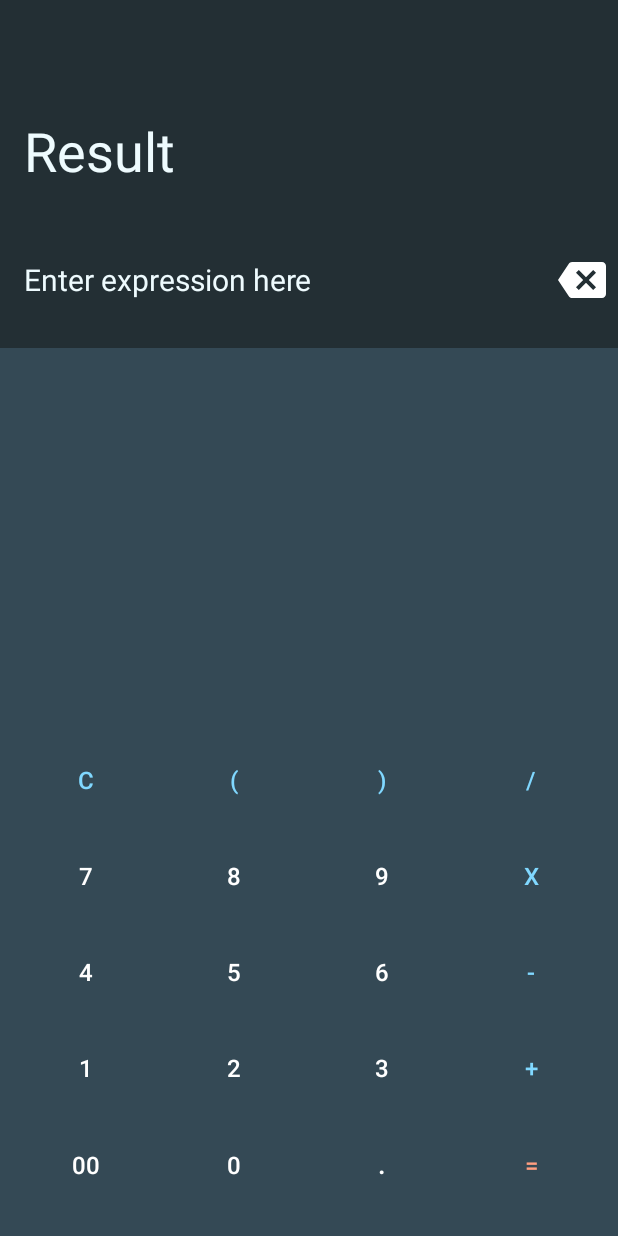
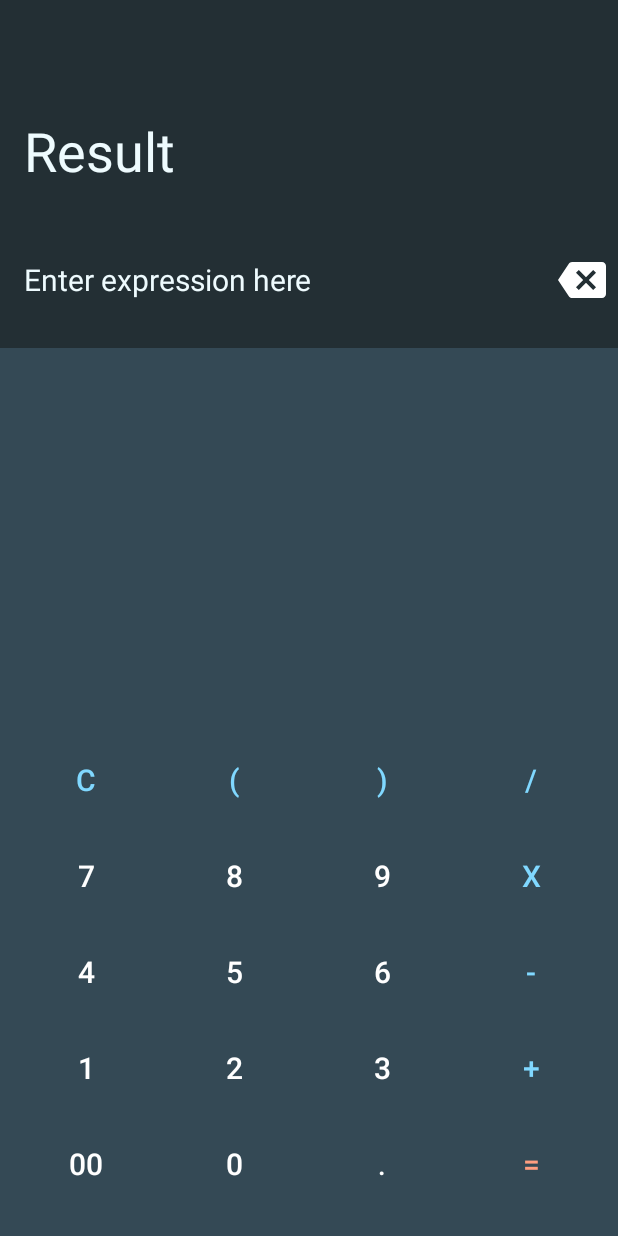
Before and after one commit to SatyenderSinghRana/Omnical, an Android app: the screen it shows after launch (MainActivity), on a phone screen of 412 x 824 dp. Run offline under Robolectric (Android 15) with nearby library versions, the phone set to English and light mode, and no system bars.

Commit message:
Update themes.xml

```diff
--- a/app/src/main/res/values/themes.xml
+++ b/app/src/main/res/values/themes.xml
@@ -13,7 +13,7 @@
         <item name="android:layout_width">0dp</item>
         <item name="android:layout_height">wrap_content</item>
         <item name="android:layout_marginBottom">@dimen/layout_margin_medium</item>
-        <item name="android:textSize">@dimen/text_size_small</item>
+        <item name="android:textSize">@dimen/text_size_medium</item>
         <item name="android:gravity">center</item>
         <item name="android:layout_weight">1</item>
         <item name="android:textColor">@color/number_button_color</item>
```
